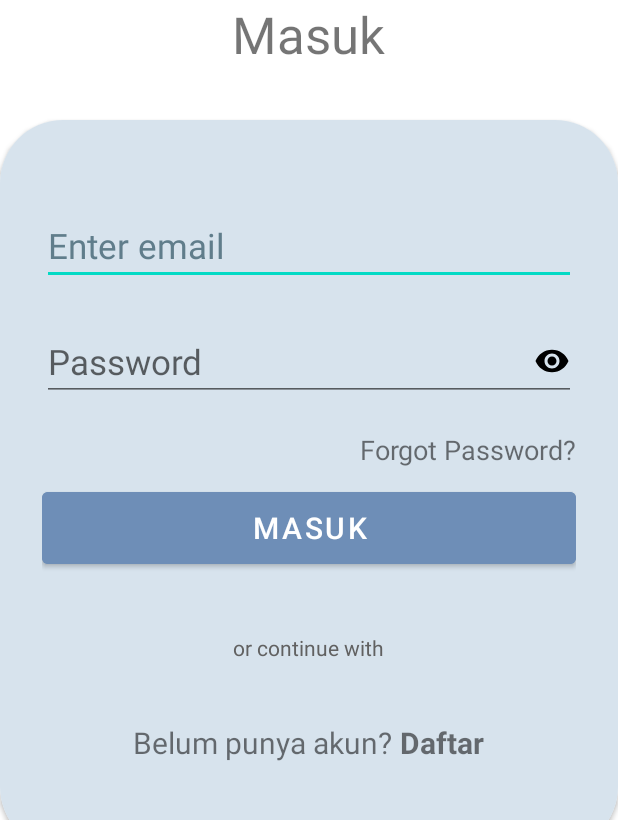
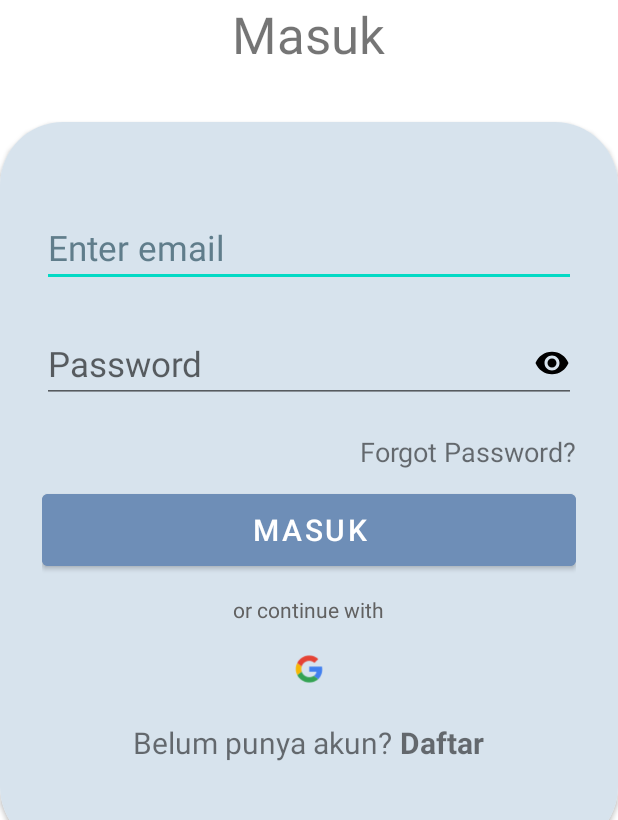
Before and after one commit to valensiafernanda/AndroidKelompok4, an Android app: the screen it shows after launch (LoginActivity), on a phone screen of 412 x 824 dp, the part 416-1236 px from its top. Run offline under Robolectric (Android 15) with nearby library versions, the phone set to English and light mode, and no system bars; our stand-ins replace Firebase (no records; nobody signed in at launch, a user with empty details on screens opened directly).

Commit message:
Logout  and Login With Google_PlanetLibrary
Logout  and Login With Google_PlanetLibrary

```diff
--- a/UAS/app/build.gradle.kts
+++ b/UAS/app/build.gradle.kts
@@ -41,6 +41,7 @@ android {
 }
 
 dependencies {
+    implementation("com.google.android.gms:play-services-auth:20.1.0")
     implementation("de.hdodenhof:circleimageview:3.1.0")
     implementation("com.github.bumptech.glide:glide:4.12.0")
     implementation("com.squareup.retrofit2:retrofit:2.9.0'")
--- a/UAS/app/src/main/java/com/pemrogandroid/uas_/LoginActivity.kt
+++ b/UAS/app/src/main/java/com/pemrogandroid/uas_/LoginActivity.kt
@@ -4,22 +4,41 @@ import android.content.Intent
 import androidx.appcompat.app.AppCompatActivity
 import android.os.Bundle
 import android.widget.Toast
+import com.bumptech.glide.Glide
+import com.google.android.gms.auth.api.signin.GoogleSignIn
+import com.google.android.gms.auth.api.signin.GoogleSignInAccount
+import com.google.android.gms.auth.api.signin.GoogleSignInClient
+import com.google.android.gms.auth.api.signin.GoogleSignInOptions
+import com.google.android.gms.common.api.ApiException
 import com.google.firebase.auth.FirebaseAuth
+import com.google.firebase.auth.GoogleAuthProvider
 import com.pemrogandroid.uas_.databinding.FragmentLoginBinding
 
+@Suppress("DEPRECATION")
 class LoginActivity : AppCompatActivity() {
 
     private lateinit var binding: FragmentLoginBinding
     private lateinit var firebaseAuth: FirebaseAuth
+    private lateinit var googleSignInClient: GoogleSignInClient
+
+    companion object {
+        private const val RC_SIGN_IN = 9001
+    }
 
     override fun onCreate(savedInstanceState: Bundle?) {
         super.onCreate(savedInstanceState)
         binding = FragmentLoginBinding.inflate(layoutInflater)
         setContentView(binding.root)
 
-        firebaseAuth =  FirebaseAuth.getInstance()
+        firebaseAuth = FirebaseAuth.getInstance()
 
-        binding.masuk.setOnClickListener{
+        val gso = GoogleSignInOptions.Builder(GoogleSignInOptions.DEFAULT_SIGN_IN)
+            .requestIdToken(getString(R.string.default_web_client_id))
+            .requestEmail()
+            .build()
+
+        googleSignInClient = GoogleSignIn.getClient(this, gso)
+        binding.masuk.setOnClickListener {
             val email = binding.editTextTextEmailAddress.text.toString()
             val password = binding.Password.text.toString()
 
@@ -35,15 +54,56 @@ class LoginActivity : AppCompatActivity() {
                             Toast.makeText(this, "Login Failed", Toast.LENGTH_SHORT).show()
                         }
                     }
-            }else{
+            } else {
                 Toast.makeText(this, "Please enter email and password", Toast.LENGTH_SHORT).show()
 
 
             }
         }
-        binding.buttonregis.setOnClickListener{
-            startActivity(Intent(this,DaftarActivity::class.java))
+        binding.buttonregis.setOnClickListener {
+            startActivity(Intent(this, DaftarActivity::class.java))
             finish()
         }
+
+        binding.imageView5.setOnClickListener {
+            signInWithGoogle()
+        }
+
+
+    }
+
+
+    private fun signInWithGoogle() {
+        val signInIntent = googleSignInClient.signInIntent
+        startActivityForResult(signInIntent, RC_SIGN_IN)
+    }
+
+    override fun onActivityResult(requestCode: Int, resultCode: Int, data: Intent?) {
+        super.onActivityResult(requestCode, resultCode, data)
+
+        if (requestCode == RC_SIGN_IN) {
+            val task = GoogleSignIn.getSignedInAccountFromIntent(data)
+            try {
+                val account = task.getResult(ApiException::class.java)
+                firebaseAuthWithGoogle(account)
+            } catch (e: ApiException) {
+                Toast.makeText(this, "Google sign in failed: ${e.message}", Toast.LENGTH_SHORT).show()
+            }
+        }
+    }
+
+    private fun firebaseAuthWithGoogle(acct: GoogleSignInAccount) {
+        val credential = GoogleAuthProvider.getCredential(acct.idToken, null)
+        firebaseAuth.signInWithCredential(credential)
+            .addOnCompleteListener(this) { task ->
+                if (task.isSuccessful) {
+                    Toast.makeText(this, "Google sign in successful", Toast.LENGTH_SHORT).show()
+                    val intent = Intent(this, MainActivity::class.java)
+                    startActivity(intent)
+                    finish()
+                } else {
+                    Toast.makeText(this, "Firebase Authentication failed", Toast.LENGTH_SHORT).show()
+                }
+            }
     }
 }
--- a/UAS/app/src/main/res/layout/fragment_login.xml
+++ b/UAS/app/src/main/res/layout/fragment_login.xml
@@ -4,6 +4,7 @@
     xmlns:tools="http://schemas.android.com/tools"
     android:layout_width="match_parent"
     android:layout_height="match_parent"
+    android:background="@color/white"
     tools:context=".LoginActivity">
 
     <LinearLayout
@@ -48,16 +49,15 @@
         <LinearLayout
 
             android:layout_width="match_parent"
-            android:layout_height="wrap_content"
+            android:layout_height="match_parent"
             android:background="#D7E3ED"
             android:orientation="vertical"
             android:padding="28dp">
 
 
-
             <View
                 android:layout_width="wrap_content"
-            android:layout_height="30dp"/>
+                android:layout_height="30dp" />
 
             <EditText
                 android:id="@+id/editTextTextEmailAddress"
@@ -86,6 +86,7 @@
                 android:layout_width="match_parent"
                 android:layout_height="wrap_content"
                 android:layout_marginBottom="20dp"
+                android:autofillHints=""
                 android:drawableEnd="@drawable/baseline_remove_red_eye_24"
                 android:ems="55"
                 android:hint="@string/password4"
@@ -94,8 +95,7 @@
                 app:layout_constraintEnd_toEndOf="parent"
                 app:layout_constraintHorizontal_bias="0.516"
                 app:layout_constraintStart_toStartOf="parent"
-                app:layout_constraintTop_toBottomOf="@+id/editTextTextEmailAddress"
-                android:autofillHints="" />
+                app:layout_constraintTop_toBottomOf="@+id/editTextTextEmailAddress" />
 
             <RelativeLayout
                 android:layout_width="match_parent"
@@ -114,7 +114,7 @@
 
             <View
                 android:layout_width="wrap_content"
-            android:layout_height="10dp"/>
+                android:layout_height="10dp" />
 
             <Button
                 android:id="@+id/masuk"
@@ -131,7 +131,7 @@
 
             <View
                 android:layout_width="wrap_content"
-                android:layout_height="40dp"/>
+                android:layout_height="13dp" />
 
             <TextView
                 android:id="@+id/orcontinue"
@@ -145,37 +145,41 @@
             <LinearLayout
                 android:layout_width="match_parent"
                 android:layout_height="wrap_content"
-                android:orientation="horizontal"
-                android:gravity="center">
+                android:gravity="center"
+                android:orientation="horizontal">
 
-<!--                <ImageView-->
-<!--                    android:id="@+id/imageView5"-->
-<!--                    android:layout_width="29dp"-->
-<!--                    android:layout_height="40dp"-->
-<!--                    android:contentDescription="@string/todo"-->
+                <ImageView
+                    android:id="@+id/imageView5"
+                    android:layout_width="29dp"
+                    android:layout_height="40dp"
+                    android:contentDescription="@string/todo"
+                    android:src="@drawable/google"
 
-<!--                    android:src="@drawable/pngegg__1_"-->
-<!--                    app:layout_constraintEnd_toEndOf="parent"-->
-<!--                    app:layout_constraintHorizontal_bias="0.457"-->
-<!--                    app:layout_constraintStart_toStartOf="parent"-->
-<!--                    app:layout_constraintTop_toTopOf="parent" />-->
+
+                    app:layout_constraintEnd_toEndOf="parent"
+                    app:layout_constraintHorizontal_bias="0.457"
+                    app:layout_constraintStart_toStartOf="parent"
+                    app:layout_constraintTop_toTopOf="parent" />
 
             </LinearLayout>
+
             <View
                 android:layout_width="wrap_content"
-                android:layout_height="30dp"/>
+                android:layout_height="15dp" />
+
             <LinearLayout
                 android:layout_width="match_parent"
                 android:layout_height="wrap_content"
-                android:orientation="horizontal"
-                android:gravity="center">
+                android:gravity="center"
+                android:orientation="horizontal">
 
                 <TextView
                     android:id="@+id/tidakpunyaakun"
                     android:layout_width="wrap_content"
                     android:layout_height="wrap_content"
                     android:text="@string/belum_punya_akun_daftar2"
-                android:textSize="20sp"/>
+                    android:textSize="20sp" />
+
                 <TextView
                     android:id="@+id/buttonregis"
                     android:layout_width="wrap_content"
@@ -183,11 +187,12 @@
                     android:layout_marginStart="5dp"
                     android:text="@string/daftar12"
                     android:textSize="20sp"
-                android:textStyle="bold"/>
+                    android:textStyle="bold" />
             </LinearLayout>
+
             <View
                 android:layout_width="wrap_content"
-                android:layout_height="30dp"/>
+                android:layout_height="30dp" />
         </LinearLayout>
     </androidx.cardview.widget.CardView>
 
--- a/UAS/app/src/main/res/layout/fragment_profil.xml
+++ b/UAS/app/src/main/res/layout/fragment_profil.xml
@@ -119,6 +119,7 @@
         </LinearLayout>
 
         <LinearLayout
+            android:id="@+id/logoutButton"
             android:layout_width="match_parent"
             android:layout_height="62dp"
             android:layout_marginTop="25dp"
--- a/UAS/app/src/main/res/values/strings.xml
+++ b/UAS/app/src/main/res/values/strings.xml
@@ -80,4 +80,5 @@
     <string name="emailprofile">veronica12@gmail.com</string>
     <string name="icnuser_">icnuser_</string>
     <string name="icnlogout">icnlogout</string>
+    <string name="default_web_client_id">486771136375-0ha8mpidfbc878legjdaoio17sueo7hq.apps.googleusercontent.com</string>
 </resources>
```
Also changed, not shown: UAS/app/src/main/java/com/pemrogandroid/uas_/ui/profile/ProfileFragment.kt (+8 -0 lines), UAS/app/src/main/res/layout/fragment_daftar.xml (+4 -3 lines), UAS/app/src/main/res/drawable/google.png (added), UAS/app/src/main/res/drawable/img.png (added). Lines whose indentation alone changed are shown as unchanged.
